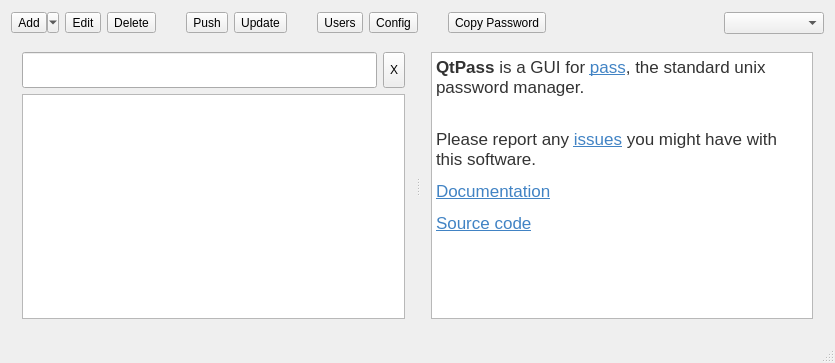
Qt form mainwindow.ui (IJHack/QtPass) before a commit.
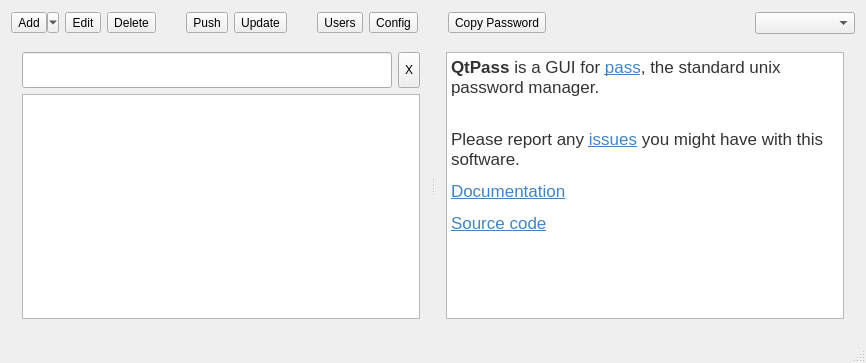
The same form after that commit. Icons and pictures are not drawn.

Patch:
```diff
--- a/mainwindow.ui
+++ b/mainwindow.ui
@@ -6,7 +6,7 @@
    <rect>
     <x>0</x>
     <y>0</y>
-    <width>835</width>
+    <width>866</width>
     <height>363</height>
    </rect>
   </property>
@@ -310,11 +310,11 @@
            <string>&lt;!DOCTYPE HTML PUBLIC &quot;-//W3C//DTD HTML 4.0//EN&quot; &quot;http://www.w3.org/TR/REC-html40/strict.dtd&quot;&gt;
 &lt;html&gt;&lt;head&gt;&lt;meta name=&quot;qrichtext&quot; content=&quot;1&quot; /&gt;&lt;style type=&quot;text/css&quot;&gt;
 p, li { white-space: pre-wrap; }
-&lt;/style&gt;&lt;/head&gt;&lt;body style=&quot; font-family:'.SF NS Text'; font-size:13pt; font-weight:400; font-style:normal;&quot;&gt;
-&lt;p style=&quot; margin-top:12px; margin-bottom:12px; margin-left:0px; margin-right:0px; -qt-block-indent:0; text-indent:0px;&quot;&gt;&lt;span style=&quot; font-family:'Helvetica Neue,Helvetica,Segoe UI,Arial,freesans,sans-serif'; font-weight:600; color:#333333;&quot;&gt;QtPass&lt;/span&gt;&lt;span style=&quot; font-family:'Helvetica Neue,Helvetica,Segoe UI,Arial,freesans,sans-serif'; color:#333333;&quot;&gt; is a GUI for &lt;/span&gt;&lt;a href=&quot;http://www.passwordstore.org/&quot;&gt;&lt;span style=&quot; font-family:'Helvetica Neue,Helvetica,Segoe UI,Arial,freesans,sans-serif'; text-decoration: underline; color:#4183c4; background-color:transparent;&quot;&gt;pass&lt;/span&gt;&lt;/a&gt;&lt;span style=&quot; font-family:'Helvetica Neue,Helvetica,Segoe UI,Arial,freesans,sans-serif'; color:#333333;&quot;&gt;, the standard unix password manager.&lt;/span&gt;&lt;/p&gt;
-&lt;p style=&quot; margin-top:12px; margin-bottom:12px; margin-left:0px; margin-right:0px; -qt-block-indent:0; text-indent:0px;&quot;&gt;&lt;span style=&quot; font-family:'Helvetica Neue,Helvetica,Segoe UI,Arial,freesans,sans-serif'; color:#333333;&quot;&gt;&lt;br /&gt;Please report any &lt;/span&gt;&lt;a href=&quot;https://github.com/IJHack/qtpass/issues&quot;&gt;&lt;span style=&quot; font-family:'Helvetica Neue,Helvetica,Segoe UI,Arial,freesans,sans-serif'; text-decoration: underline; color:#4183c4;&quot;&gt;issues&lt;/span&gt;&lt;/a&gt;&lt;span style=&quot; font-family:'Helvetica Neue,Helvetica,Segoe UI,Arial,freesans,sans-serif'; color:#333333;&quot;&gt; you might have with this software.&lt;/span&gt;&lt;/p&gt;
-&lt;p style=&quot; margin-top:12px; margin-bottom:12px; margin-left:0px; margin-right:0px; -qt-block-indent:0; text-indent:0px;&quot;&gt;&lt;a href=&quot;http://qtpass.org/&quot;&gt;&lt;span style=&quot; font-family:'Helvetica Neue,Helvetica,Segoe UI,Arial,freesans,sans-serif'; text-decoration: underline; color:#4183c4; background-color:transparent;&quot;&gt;Documentation&lt;/span&gt;&lt;/a&gt;&lt;/p&gt;
-&lt;p style=&quot; margin-top:12px; margin-bottom:12px; margin-left:0px; margin-right:0px; -qt-block-indent:0; text-indent:0px;&quot;&gt;&lt;a href=&quot;https://github.com/IJHack/qtpass&quot;&gt;&lt;span style=&quot; font-family:'Helvetica Neue,Helvetica,Segoe UI,Arial,freesans,sans-serif'; text-decoration: underline; color:#4183c4; background-color:transparent;&quot;&gt;Source code&lt;/span&gt;&lt;/a&gt;&lt;/p&gt;&lt;/body&gt;&lt;/html&gt;</string>
+&lt;/style&gt;&lt;/head&gt;&lt;body style=&quot; font-family:'Noto Sans'; font-size:10pt; font-weight:400; font-style:normal;&quot;&gt;
+&lt;p style=&quot; margin-top:12px; margin-bottom:12px; margin-left:0px; margin-right:0px; -qt-block-indent:0; text-indent:0px;&quot;&gt;&lt;span style=&quot; font-family:'Helvetica Neue,Helvetica,Segoe UI,Arial,freesans,sans-serif'; font-size:13pt; font-weight:600; color:#333333;&quot;&gt;QtPass&lt;/span&gt;&lt;span style=&quot; font-family:'Helvetica Neue,Helvetica,Segoe UI,Arial,freesans,sans-serif'; font-size:13pt; color:#333333;&quot;&gt; is a GUI for &lt;/span&gt;&lt;a href=&quot;http://www.passwordstore.org/&quot;&gt;&lt;span style=&quot; font-family:'Helvetica Neue,Helvetica,Segoe UI,Arial,freesans,sans-serif'; font-size:13pt; text-decoration: underline; color:#4183c4; background-color:transparent;&quot;&gt;pass&lt;/span&gt;&lt;/a&gt;&lt;span style=&quot; font-family:'Helvetica Neue,Helvetica,Segoe UI,Arial,freesans,sans-serif'; font-size:13pt; color:#333333;&quot;&gt;, the standard unix password manager.&lt;/span&gt;&lt;/p&gt;
+&lt;p style=&quot; margin-top:12px; margin-bottom:12px; margin-left:0px; margin-right:0px; -qt-block-indent:0; text-indent:0px;&quot;&gt;&lt;span style=&quot; font-family:'Helvetica Neue,Helvetica,Segoe UI,Arial,freesans,sans-serif'; font-size:13pt; color:#333333;&quot;&gt;&lt;br /&gt;Please report any &lt;/span&gt;&lt;a href=&quot;https://github.com/IJHack/qtpass/issues&quot;&gt;&lt;span style=&quot; font-family:'Helvetica Neue,Helvetica,Segoe UI,Arial,freesans,sans-serif'; font-size:13pt; text-decoration: underline; color:#4183c4;&quot;&gt;issues&lt;/span&gt;&lt;/a&gt;&lt;span style=&quot; font-family:'Helvetica Neue,Helvetica,Segoe UI,Arial,freesans,sans-serif'; font-size:13pt; color:#333333;&quot;&gt; you might have with this software.&lt;/span&gt;&lt;/p&gt;
+&lt;p style=&quot; margin-top:12px; margin-bottom:12px; margin-left:0px; margin-right:0px; -qt-block-indent:0; text-indent:0px;&quot;&gt;&lt;a href=&quot;http://qtpass.org/&quot;&gt;&lt;span style=&quot; font-family:'Helvetica Neue,Helvetica,Segoe UI,Arial,freesans,sans-serif'; font-size:13pt; text-decoration: underline; color:#4183c4; background-color:transparent;&quot;&gt;Documentation&lt;/span&gt;&lt;/a&gt;&lt;/p&gt;
+&lt;p style=&quot; margin-top:12px; margin-bottom:12px; margin-left:0px; margin-right:0px; -qt-block-indent:0; text-indent:0px;&quot;&gt;&lt;a href=&quot;https://github.com/IJHack/qtpass&quot;&gt;&lt;span style=&quot; font-family:'Helvetica Neue,Helvetica,Segoe UI,Arial,freesans,sans-serif'; font-size:13pt; text-decoration: underline; color:#4183c4; background-color:transparent;&quot;&gt;Source code&lt;/span&gt;&lt;/a&gt;&lt;/p&gt;&lt;/body&gt;&lt;/html&gt;</string>
           </property>
          </widget>
         </item>
```
Left out of the diff: 5 changed lines with no effect on the pictures.
